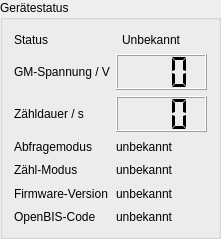
First picture: the form in gmcounter/pyqt/device_status_panel.ui, repository cckssr/gmcounter, before the edit.
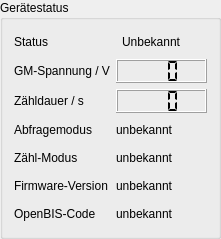
Second picture: the form after the edit. Custom widgets are drawn as their Qt base class.

Diff of the .ui file:
```diff
--- a/gmcounter/pyqt/device_status_panel.ui
+++ b/gmcounter/pyqt/device_status_panel.ui
@@ -74,7 +74,7 @@
      <property name="minimumSize">
       <size>
        <width>70</width>
-       <height>36</height>
+       <height>24</height>
       </size>
      </property>
      <property name="toolTip">
@@ -112,7 +112,7 @@
      <property name="minimumSize">
       <size>
        <width>70</width>
-       <height>36</height>
+       <height>24</height>
       </size>
      </property>
      <property name="toolTip">
```
